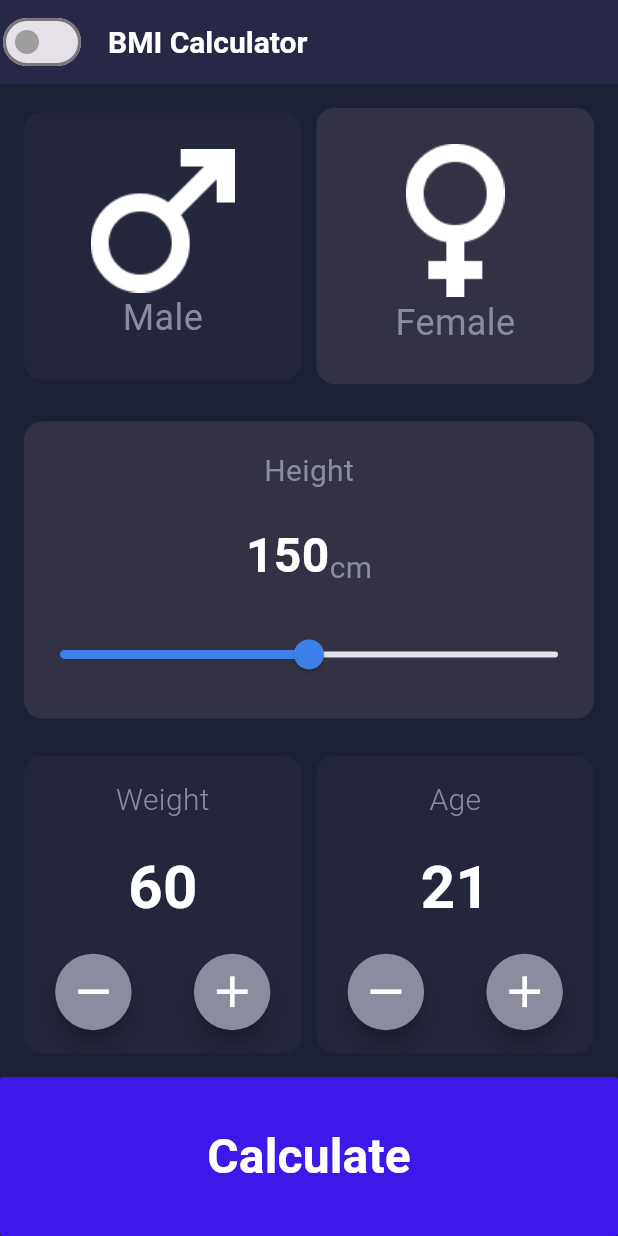
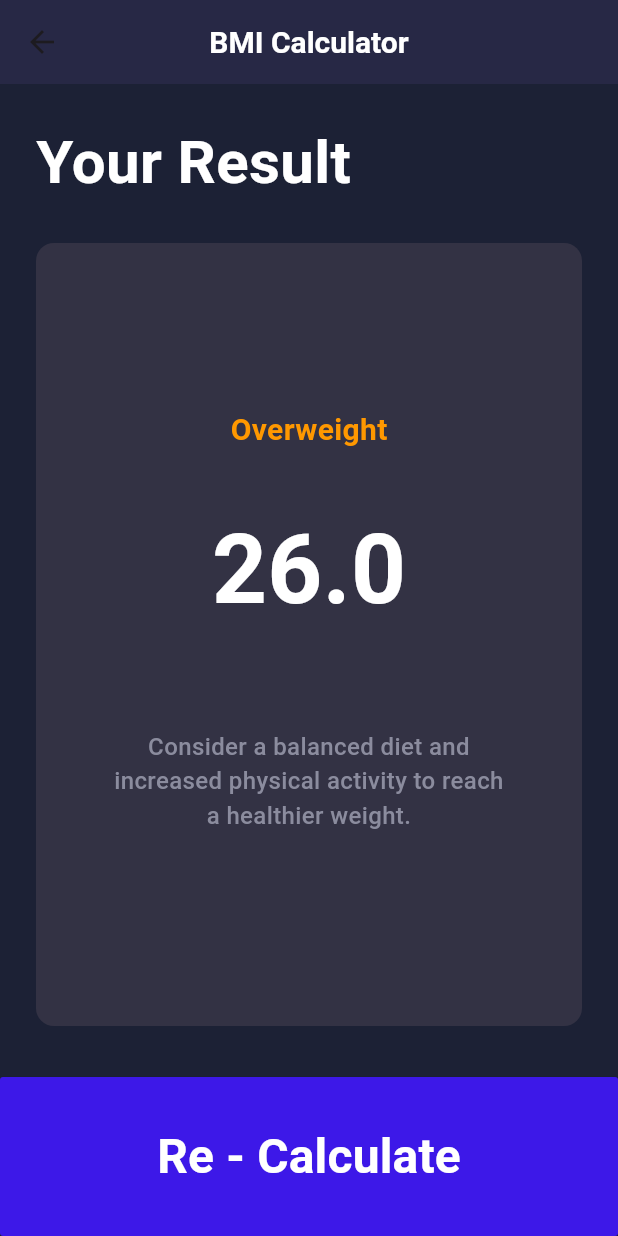
Before and after one commit to felosaed74-eng/BMI_APP, a Flutter app: the screen it shows after launch, after a tap on "Calculate", on a phone screen of 412 x 824 dp. Run offline on Flutter 3.47's test engine with Material 3 defaults, Android fonts, the phone set to English and light mode, and no system bars.

Commit message:
feat(result): build result screen and logic -build named navigator -build user bmi model

```diff
--- a/lib/main.dart
+++ b/lib/main.dart
@@ -1,4 +1,5 @@
 import "package:bmi_app/screens/home_screen.dart";
+import "package:bmi_app/screens/result_screen.dart";
 import "package:flutter/material.dart";
 
 void main(){
@@ -11,7 +12,11 @@ class BMIApp extends StatelessWidget {
   @override
   Widget build(BuildContext context) {
     return MaterialApp(
-     home: HomeScreen(),
+      initialRoute: HomeScreen.route,
+      routes: {
+        HomeScreen.route :(context) => HomeScreen(),
+        ResultScreen.route :(context) => ResultScreen(),
+      },
     );
   }
 }
--- /dev/null
+++ b/lib/model/user_bmi_model.dart
@@ -0,0 +1,65 @@
+// ignore_for_file: public_member_api_docs, sort_constructors_first
+import 'dart:math';
+import 'dart:ui';
+
+class UserBmiModel {
+  String gender;
+  int height;
+  int weight;
+  int age;
+  UserBmiModel({
+    required this.gender,
+    required this.height,
+    required this.weight,
+    required this.age,
+  });
+
+  double get resulteBmi {
+    double calculateBmi = ( weight / pow(height / 100 , 2)).roundToDouble();
+    return calculateBmi;
+  }
+
+  String get stringView {
+    if(resulteBmi <18.5){
+      return "Underweight";
+    } else if ( resulteBmi < 25){
+      return "Normal";
+    } else if (resulteBmi <30){
+      return "Overweight";
+    } else {
+      return "Obese";
+    }
+  }
+
+
+  Color get categoryColor {
+   switch (stringView) {
+     case 'Underweight':
+      return const Color(0xFF3F51B5);
+     case 'Normal':
+      return const Color(0xFF4CAF50);
+     case 'Overweight':
+      return const Color(0xFFFF9800);
+     case 'Obese':
+      return const Color(0xFFF44336);
+     default:
+      return const Color(0xFF9E9E9E);
+    }
+  }
+
+  String get healthAdvice {
+   switch (stringView) {
+      case "Underweight":
+        return "Consider consulting a healthcare provider about healthy weight gain strategies.";
+      case "Normal":
+        return "Great! Maintain your current lifestyle with balanced diet and regular exercise.";
+      case "Overweight":
+        return "Consider a balanced diet and increased physical activity to reach a healthier weight.";
+      case "Obese":
+        return "Consult with a healthcare provider for a personalized weight management plan.";
+       default:
+        return "Consult with a healthcare provider for personalized advice.";
+    }
+  }
+
+}
--- a/lib/screens/home_screen.dart
+++ b/lib/screens/home_screen.dart
@@ -1,9 +1,16 @@
+import 'dart:math';
+
+import 'package:bmi_app/model/user_bmi_model.dart';
+import 'package:bmi_app/screens/result_screen.dart';
+import 'package:bmi_app/widget/custom_button_widget.dart';
 import 'package:bmi_app/widget/gender_widget.dart';
 import 'package:bmi_app/widget/info_user_widget.dart';
 import 'package:flutter/material.dart';
 
 class HomeScreen extends StatefulWidget {
   const HomeScreen({super.key});
+
+ static String route = "HomeScreen";
 
   @override
   State<HomeScreen> createState() => _HomeScreenState();
@@ -12,8 +19,8 @@ class HomeScreen extends StatefulWidget {
 class _HomeScreenState extends State<HomeScreen> {
   bool switchBtn = false;
   bool isMale = true;
-  int height = 150;
-  int weight = 60;
+  int height = 176;
+  int weight = 80;
   int age =21;
 
   @override
@@ -168,18 +175,20 @@ class _HomeScreenState extends State<HomeScreen> {
           ],
         ),
       ),
-      bottomNavigationBar: MaterialButton(
-        onPressed: (){},
-        color: Color(0xff3D18E8),
-        padding: EdgeInsets.symmetric(vertical: 30),
-        child: Text(
-          "Calculate",
-          style: TextStyle(
-            fontSize: 32,
-            fontWeight: .w600,
-            color: Colors.white
-          ),
-          ),
+      bottomNavigationBar: CustomButtonBMI(
+        title: "Calculate",
+        onPressed:() {
+          //double calculateBmi = (weight / pow(height / 100 , 2)).roundToDouble();
+          //print(calculateBmi);
+          var user = UserBmiModel(
+            gender: isMale ? "Male" : "Female",
+            height: height,
+            weight: weight,
+            age: age
+            );
+          Navigator.of(context)
+          .pushNamed(ResultScreen.route , arguments: user);
+        },
       ),
     );
   }
--- /dev/null
+++ b/lib/screens/result_screen.dart
@@ -0,0 +1,91 @@
+import 'package:bmi_app/model/user_bmi_model.dart';
+import 'package:bmi_app/widget/custom_button_widget.dart';
+import 'package:flutter/material.dart';
+
+class ResultScreen extends StatelessWidget {
+  const ResultScreen({super.key});
+
+  static String route = "ResultScreen";
+
+
+  @override
+  Widget build(BuildContext context) {
+    var arg = ModalRoute.of(context)?.settings.arguments as UserBmiModel;
+    return Scaffold(
+      backgroundColor: Color(0xff1C2135),
+      appBar: AppBar(
+        elevation: 100,
+        backgroundColor: Color(0xff1C2135),
+        centerTitle: true,
+        title: Text(
+          "BMI Calculator",
+          style: TextStyle(
+            fontSize: 20 ,
+            fontWeight: .w600,
+            color: Colors.white,
+          ),
+        ),
+      ),
+      body: Padding(
+        padding: const EdgeInsets.all(24),
+        child: Column(
+          crossAxisAlignment: .start,
+          children: [
+            Text(
+              "Your Result",
+              style: TextStyle(
+                fontSize: 40,
+                fontWeight: .bold,
+                color: Color(0xffFFFFFF),
+              ),
+            ),
+            SizedBox(height: 25,),
+            Expanded(
+              child: Container(
+                padding: EdgeInsets.all(50),
+                decoration: BoxDecoration(
+                  color: Color(0xff333244),
+                  borderRadius: BorderRadius.circular(12),
+                ),
+                child: Column(
+                  children: [
+                    SizedBox(height: 60),
+                    Text(
+                      arg.stringView,
+                      style: TextStyle(
+                        fontSize:20 ,
+                        fontWeight: .bold,
+                        color: arg.categoryColor
+                      ),
+                    ),
+                    SizedBox(height: 33),
+                    Text(
+                      arg.resulteBmi.toString(),
+                      style: TextStyle(
+                        fontSize:64 ,
+                        fontWeight: .bold,
+                        color: Color(0xffFFFFFF)
+                      ),
+                    ),
+                    SizedBox(height: 60),
+                    Text(
+                      arg.healthAdvice,
+                      style: TextStyle(
+                        fontSize: 16,
+                        fontWeight: .w500,
+                        color: Color(0xff8B8C9E),
+                      ),
+                      textAlign: TextAlign.center,
+                    ),
+                  ],
+                ),
+              ),
+            ),
+            SizedBox(height: 10,),
+          ],
+        ),
+      ),
+      bottomNavigationBar: CustomButtonBMI(title: "Re - Calculate", onPressed: () {}),
+    );
+  }
+}
--- /dev/null
+++ b/lib/widget/custom_button_widget.dart
@@ -0,0 +1,29 @@
+import 'package:flutter/material.dart';
+
+class CustomButtonBMI extends StatelessWidget {
+  const CustomButtonBMI({
+    super.key,
+    required this.title,
+    required this.onPressed,
+  });
+ final String title;
+ final void Function() onPressed;
+
+
+  @override
+  Widget build(BuildContext context) {
+    return MaterialButton(
+      onPressed: onPressed,
+      color: Color(0xff3D18E8),
+      padding: EdgeInsets.symmetric(vertical: 30),
+      child: Text(
+        title,
+        style: TextStyle(
+          fontSize: 32,
+          fontWeight: .w600,
+          color: Colors.white
+        ),
+        ),
+    );
+  }
+}
```
